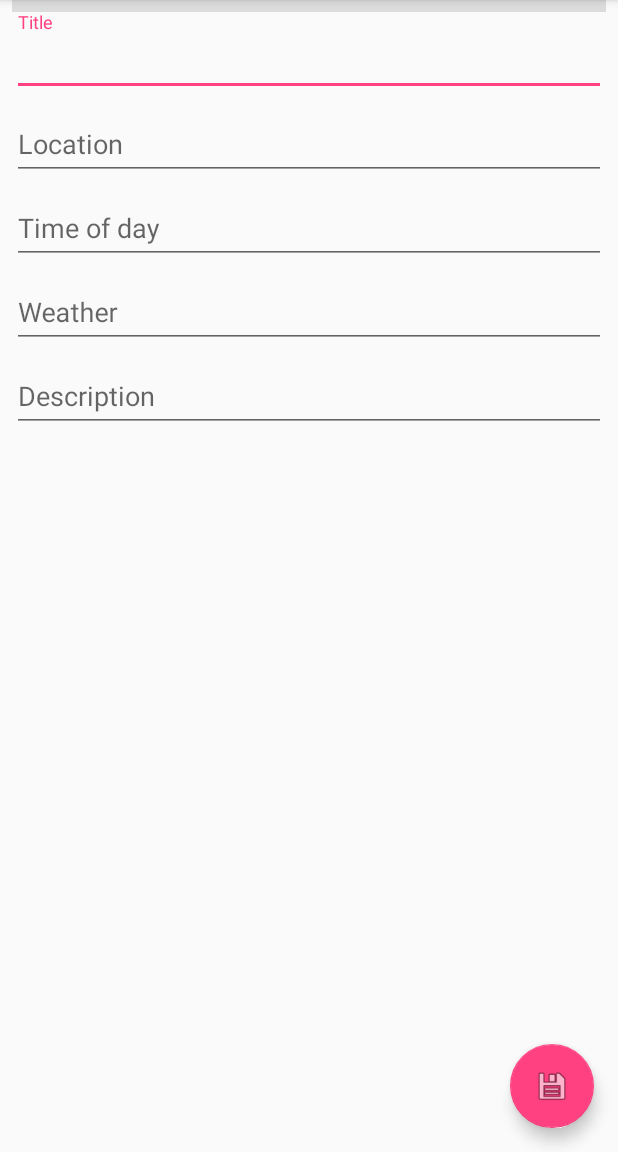
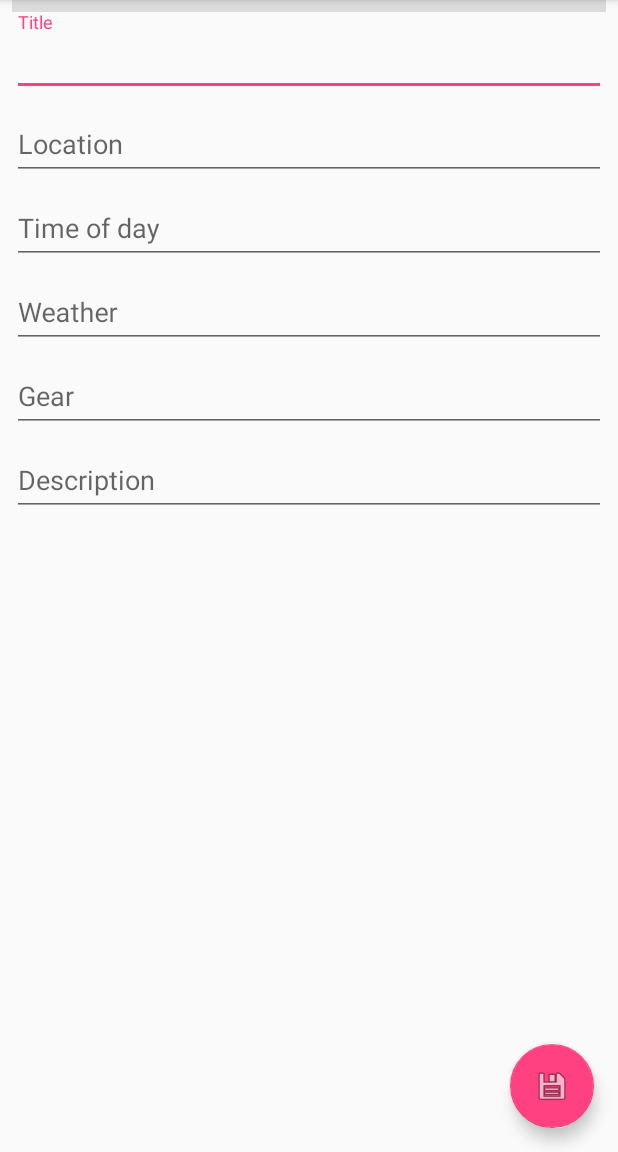
Before and after one commit to noahwc/CompositionCollector, an Android app: the screen it shows after launch (SingleNote), on a phone screen of 412 x 824 dp, the part 84-1236 px from its top. Run offline under Robolectric (Android 15) with nearby library versions, the phone set to English and light mode, and no system bars.

Commit message:
Added gear field, makeArray method for NoteContent, and begin implmenting SQLiteOpenHelper.

```diff
--- a/app/src/main/res/layout/content_single_note.xml
+++ b/app/src/main/res/layout/content_single_note.xml
@@ -58,7 +58,7 @@
                 android:hint="@string/time_of_day_hint">
 
                 <android.support.design.widget.TextInputEditText
-                    android:id="@+id/tod"
+                    android:id="@+id/time"
                     android:layout_width="match_parent"
                     android:layout_height="wrap_content"
                     android:inputType="textCapWords" />
@@ -80,12 +80,25 @@
                 android:layout_height="match_parent">
 
                 <android.support.design.widget.TextInputEditText
+                    android:id="@+id/gear"
+                    android:layout_width="match_parent"
+                    android:layout_height="wrap_content"
+                    android:hint="@string/gear_hint" />
+            </android.support.design.widget.TextInputLayout>
+
+
+            <android.support.design.widget.TextInputLayout
+                android:layout_width="match_parent"
+                android:layout_height="match_parent">
+
+                <android.support.design.widget.TextInputEditText
                     android:id="@+id/description"
                     android:layout_width="match_parent"
                     android:layout_height="wrap_content"
                     android:hint="@string/description_hint" />
             </android.support.design.widget.TextInputLayout>
 
+
         </LinearLayout>
     </ScrollView>
 
--- a/app/src/main/res/values/strings.xml
+++ b/app/src/main/res/values/strings.xml
@@ -7,4 +7,5 @@
     <string name="description_hint">Description</string>
     <string name="time_of_day_hint">Time of day</string>
     <string name="title_activity_main">MainActivity</string>
+    <string name="gear_hint">Gear</string>
 </resources>
```
Also changed, not shown: app/src/main/java/com/example/android/compositioncollector/DatabaseInterface.java (added, +41 -0 lines), app/src/main/java/com/example/android/compositioncollector/NoteContent.java (+18 -2 lines), app/src/main/java/com/example/android/compositioncollector/SingleNote.java (+4 -4 lines).
